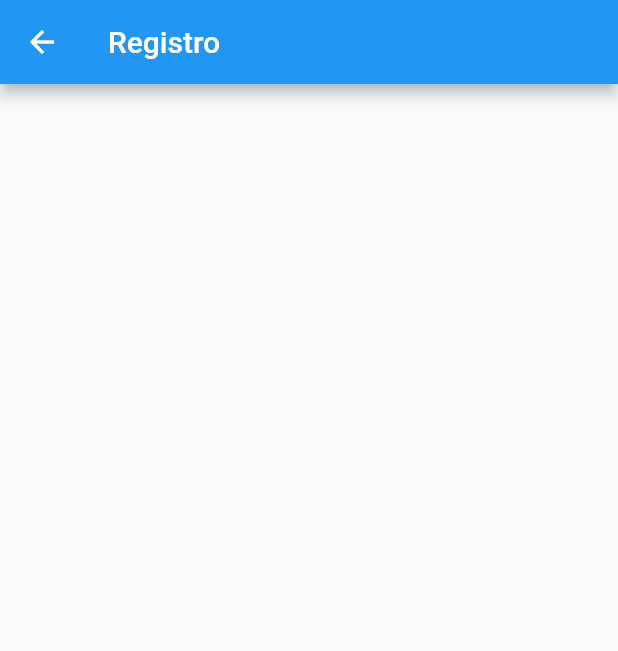
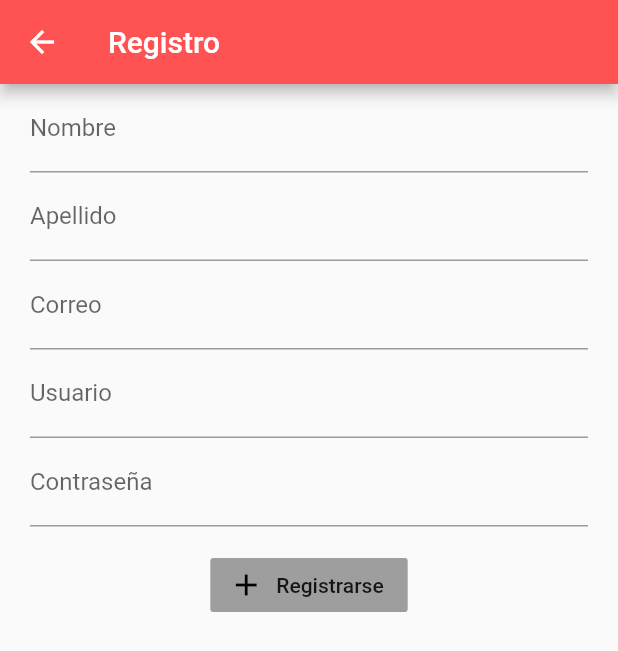
Before and after one commit to Felipeferro2605/Netflix, a Flutter app: the screen it shows after launch, after a tap on "Registrarse", on a phone screen of 412 x 824 dp. Shown: the top 651 px of the screen. Run offline on Flutter 3.47's test engine with Material 2 defaults, Android fonts, the phone set to English and light mode, and no system bars; missing offline and left inert: flutter_modulo1_fake_backend.

Commit message:
Se agrego Cambios Visuales y se empezo la creacion del servidor para conecctar a la base de datos

```diff
--- a/lib/Paginas/login.dart
+++ b/lib/Paginas/login.dart
@@ -3,6 +3,8 @@ import 'package:netflix/Paginas/inicio.dart';
 import 'package:netflix/Paginas/recibir.dart';
 import 'package:netflix/Paginas/registro.dart';
 import 'package:flutter/material.dart';
+import 'package:http/http.dart' as http;
+import 'dart:async';
 
 class LoginPage extends StatefulWidget {
   static String id = "login";
@@ -22,19 +24,35 @@ class _LoginPageState extends State<LoginPage> {
       backgroundColor: Colors.white,
       body: ListView(
         children: <Widget>[
-          Container(
-            child: Row(
-              mainAxisAlignment: MainAxisAlignment.start,
-              children: <Widget>[_registerButton()],
-            ),
+          Row(
+            mainAxisAlignment: MainAxisAlignment.end,
+            children: <Widget>[Text("No Estas Registrado?"), _registerButton()],
           ),
           SizedBox(
-            height: 70.0,
+            height: 60.0,
           ),
           Image.asset(
             'assets/imgs/LogoInicio.png',
-            height: 300.0,
+            height: 200.0,
           ),
+          SizedBox(
+            height: 10.0,
+          ),
+          Transform.translate(
+            offset: Offset(0, 0),
+            child: Center(
+              child: SingleChildScrollView(
+                child: Card(
+                  elevation: 3,
+                  shape: RoundedRectangleBorder(
+                      borderRadius: BorderRadius.circular(20)),
+                  margin: const EdgeInsets.only(left: 15, right: 15, top: 40),
+                  child: Padding(
+                    padding: const EdgeInsets.symmetric(
+                        horizontal: 35, vertical: 20),
+                    child: Column(
+                      mainAxisSize: MainAxisSize.min,
+                      children: <Widget>[
                         SizedBox(
                           height: 15.0,
                         ),
@@ -49,8 +67,12 @@ class _LoginPageState extends State<LoginPage> {
                         Container(
                           child: Center(child: _loginButton()),
                         ),
-          SizedBox(
-            height: 15.0,
+                      ],
+                    ),
+                  ),
+                ),
+              ),
+            ),
           ),
         ],
       ),
@@ -99,6 +121,7 @@ class _LoginPageState extends State<LoginPage> {
     return StreamBuilder(
         builder: (BuildContext context, AsyncSnapshot snapshot) {
       return RaisedButton(
+        color: Colors.amber,
         child: Container(
           padding: EdgeInsets.symmetric(horizontal: 20, vertical: 5),
           child: Text('Iniciar Sesión'),
@@ -140,7 +163,7 @@ class _LoginPageState extends State<LoginPage> {
                   );
                 });
           } else if (usu == "felipe" && pass == "1234") {
-            _showPageInicio(context);
+            _showPageRecibir(context);
           } else if (usu != "felipe" && pass != "1234") {
             showDialog(
                 barrierDismissible: false,
@@ -205,7 +228,9 @@ class _LoginPageState extends State<LoginPage> {
     Navigator.of(context).pushNamed("/inicio");
   }
 
-  void _showPageRecibir(BuildContext context) {
+  void _showPageRecibir(BuildContext context) async {
+    //try{
+    var url = '';
     final route = MaterialPageRoute(builder: (BuildContext context) {
       return PageRecibir(
         usuario: usu,
@@ -213,5 +238,8 @@ class _LoginPageState extends State<LoginPage> {
       );
     });
     Navigator.of(context).push(route);
+    //}catch{
+
+    //}
   }
 }
--- a/lib/Paginas/registro.dart
+++ b/lib/Paginas/registro.dart
@@ -2,22 +2,107 @@ import 'package:flutter/material.dart';
 
 import 'package:flutter/material.dart';
 
-void main() => runApp(PageRegister());
+class PageRegister extends StatelessWidget {
+  const PageRegister({Key? key}) : super(key: key);
 
-class PageRegister extends StatefulWidget {
-  PageRegister({Key? key}) : super(key: key);
-
-  @override
-  _PageRegisterState createState() => _PageRegisterState();
-}
-
-class _PageRegisterState extends State<PageRegister> {
   @override
   Widget build(BuildContext context) {
     return Scaffold(
       appBar: AppBar(
+        backgroundColor: Colors.redAccent,
         title: Text("Registro"),
+      ),
+      body: RegisterForm(),
+    );
+  }
+}
+
+class RegisterForm extends StatefulWidget {
+  RegisterForm({Key? key}) : super(key: key);
+
+  @override
+  _RegisterFormState createState() => _RegisterFormState();
+}
+
+class _RegisterFormState extends State<RegisterForm> {
+  final _formKey = GlobalKey<FormState>();
+  @override
+  Widget build(BuildContext context) {
+    return Form(
+      key: _formKey,
+      child: Container(
+        padding: EdgeInsets.symmetric(horizontal: 20.0),
+        child: Column(
+          crossAxisAlignment: CrossAxisAlignment.center,
+          children: <Widget>[
+            TextFormField(
+              onSaved: (value) {},
+              decoration: InputDecoration(
+                labelText: 'Nombre',
+              ),
+            ),
+            TextFormField(
+              decoration: InputDecoration(
+                labelText: 'Apellido',
+              ),
+            ),
+            TextFormField(
+              decoration: InputDecoration(
+                labelText: 'Correo',
+                hintText: 'ejemplo@correo.com',
+              ),
+            ),
+            TextFormField(
+              decoration: InputDecoration(
+                labelText: 'Usuario',
+                hintText: 'XxUsuarioxX',
+              ),
+            ),
+            TextFormField(
+              obscureText: true,
+              decoration: InputDecoration(
+                labelText: 'Contraseña',
+              ),
+            ),
+            SizedBox(
+              height: 15.0,
+            ),
+            Container(
+              child: Center(child: _registerButton()),
+            ),
+            SizedBox(
+              height: 15.0,
+            ),
+          ],
+        ),
       ),
     );
   }
+
+  Widget _registerButton() {
+    return StreamBuilder(
+        builder: (BuildContext context, AsyncSnapshot snapshot) {
+      return Column(
+        children: <Widget>[
+          Container(
+            child: FlatButton.icon(
+              onPressed: () {
+                _showPageLogin(context);
+              },
+              color: Colors.grey,
+              icon: Icon(
+                Icons.add,
+                color: Colors.black,
+              ),
+              label: Text('Registrarse'),
+            ),
+          )
+        ],
+      );
+    });
+  }
+
+  void _showPageLogin(BuildContext context) {
+    Navigator.of(context).pushNamed("/login");
+  }
 }
--- /dev/null
+++ b/lib/connection/server_controller.dart
@@ -0,0 +1,2 @@
+import 'package:flutter_modulo1_fake_backend/modulo1_fake_backend.dart'
+    as server;
--- a/lib/main.dart
+++ b/lib/main.dart
@@ -22,6 +22,7 @@ class MyApp extends StatelessWidget {
       initialRoute: "/",
       routes: {
         "/": (BuildContext context) => LoginPage(),
+        "/login": (BuildContext context) => LoginPage(),
         "/inicio": (BuildContext context) => InicioPage(),
         "/peliculas": (BuildContext context) => PagePeliculas(),
         "/registro": (BuildContext context) => PageRegister(),
```
Also changed, not shown: pubspec.yaml (+8 -0 lines), pubspec.lock. Lines whose indentation alone changed are shown as unchanged.
